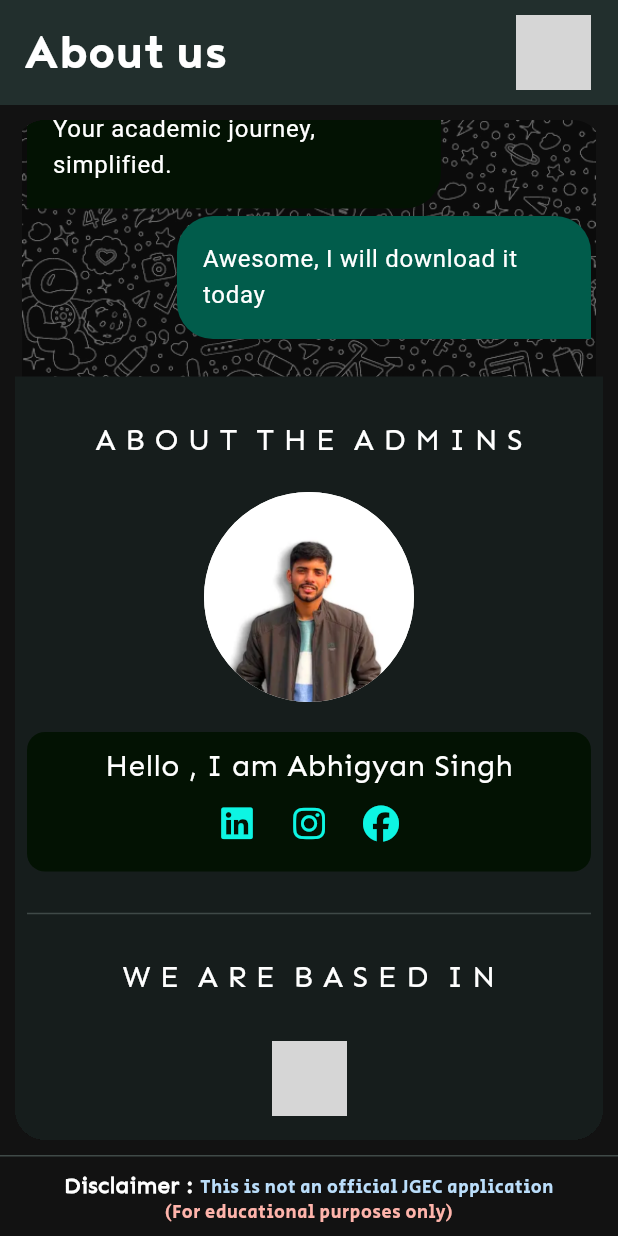
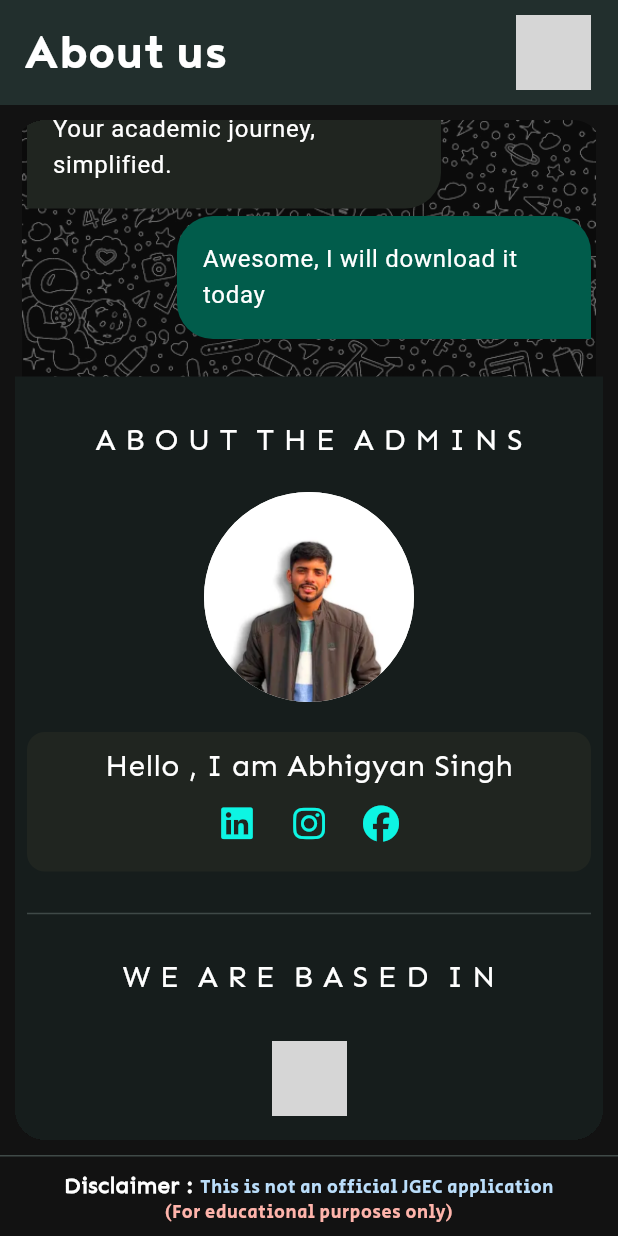
Before and after one commit to Abhigyan103/Clickboard, a Flutter app: the AboutUs screen opened by its route, scrolled down 1078 dp, on a phone screen of 412 x 824 dp. Run offline on Flutter 3.47's test engine with Material 3 defaults, Android fonts, the light colour scheme and no system bars; our stand-ins replace carousel_slider, cloud_firestore, firebase_auth, firebase_core, firebase_messaging, firebase_storage and 12 more; accounts and stored records are empty; generated files the repository leaves out were written again; statements that could not run were skipped; grey boxes are pictures that could not be loaded.

```diff
--- a/lib/src/core/constants/colors.dart
+++ b/lib/src/core/constants/colors.dart
@@ -6,7 +6,7 @@ class AppColors {
       highlightColDdark = Color(0xFF0DF5E3),
       warnColDark = Color(0xFFFD5450),
       boxColDark = Color(0xFF38304C),
-      assistBoxColDark = Color.fromARGB(255, 3, 18, 3),
+      assistBoxColDark = Color.fromARGB(255, 32, 37, 32),
       userBoxColDark = Color(0xFF015C4B);
 
   static const Color bg = Color(0xFFFCFCFC),
```
Also changed, not shown: 1 other file.
